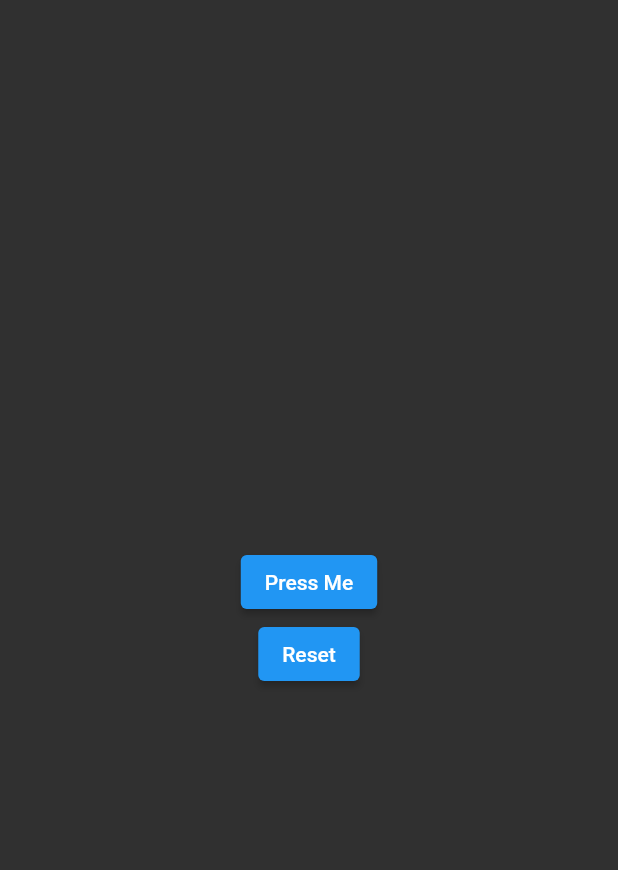
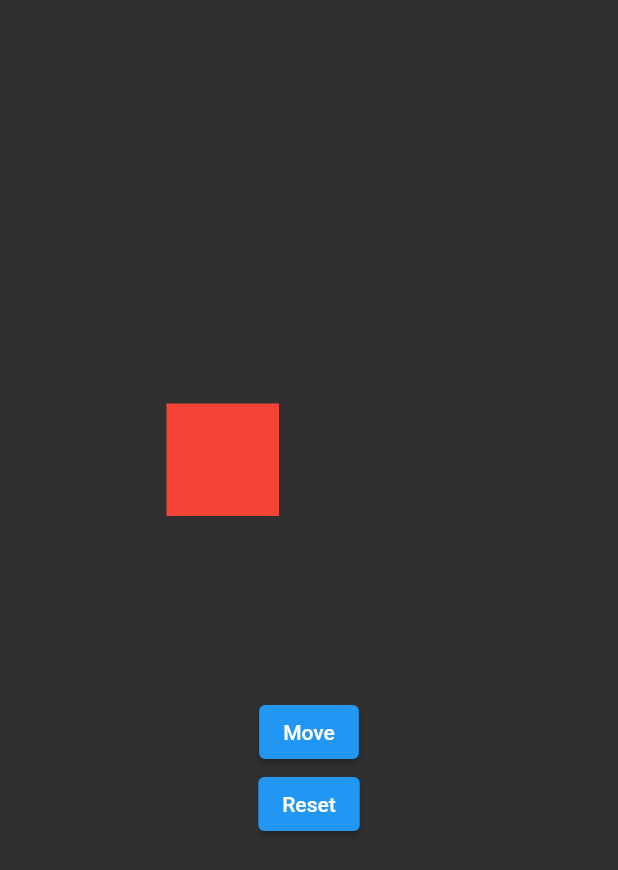
Before and after one commit to PrinceLeBon/animation, a Flutter app: the screen it shows after launch, after a tap on "Reset", on a phone screen of 412 x 824 dp. Shown: the top 870 px of the screen. Run offline on Flutter 3.47's test engine with Material 2 defaults, Android fonts, the phone set to English and light mode, and no system bars.

Commit message:
Exercice 2 (easy) done

```diff
--- /dev/null
+++ b/lib/implicit_animation/easy/easy_two.dart
@@ -0,0 +1,57 @@
+import 'package:flutter/material.dart';
+
+class EasyTwo extends StatefulWidget {
+  const EasyTwo({super.key});
+
+  @override
+  State<EasyTwo> createState() => _EasyTwoState();
+}
+
+class _EasyTwoState extends State<EasyTwo> {
+  bool pressed = false;
+
+  @override
+  Widget build(BuildContext context) {
+    return Scaffold(
+      body: Center(
+        child: Column(
+          mainAxisAlignment: MainAxisAlignment.center,
+          children: [
+            SizedBox(
+              width: 200,
+              height: 200,
+              child: Stack(
+                children: [
+                  AnimatedPositioned(
+                    duration: const Duration(seconds: 3),
+                    top: pressed ? 120 : 5,
+                    left: pressed ? 120 : 5,
+                    child: Container(
+                      width: 75,
+                      height: 75,
+                      color: Colors.red,
+                    ),
+                  )
+                ],
+              ),
+            ),
+            ElevatedButton(
+                onPressed: () {
+                  setState(() {
+                    pressed = true;
+                  });
+                },
+                child: const Text("Move")),
+            ElevatedButton(
+                onPressed: () {
+                  setState(() {
+                    pressed = false;
+                  });
+                },
+                child: const Text("Reset")),
+          ],
+        ),
+      ),
+    );
+  }
+}
--- a/lib/main.dart
+++ b/lib/main.dart
@@ -1,5 +1,5 @@
 import 'package:flutter/material.dart';
-import 'implicit_animation/easy/easy_one.dart';
+import 'implicit_animation/easy/easy_two.dart';
 
 void main() {
   runApp(const MyApp());
@@ -15,7 +15,7 @@ class MyApp extends StatelessWidget {
       darkTheme: ThemeData(brightness: Brightness.dark),
       debugShowCheckedModeBanner: false,
       debugShowMaterialGrid: false,
-      home: const EasyOne(),
+      home: const EasyTwo(),
     );
   }
 }
```
